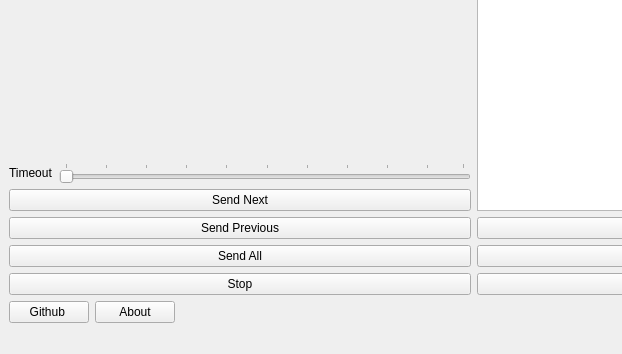
Qt form mainwindow.ui (MikhailBersenev/EANScannerEmu) before a commit; both pictures show x 0 to 622 and y 215 to 569 of the 947 by 569 pixel window.
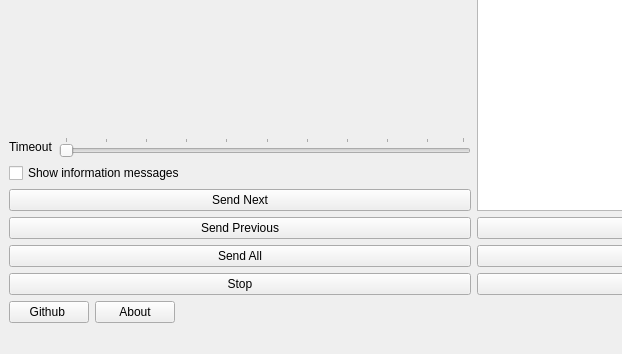
The same form after that commit. Icons and pictures are not drawn.

```diff
--- a/mainwindow.ui
+++ b/mainwindow.ui
@@ -54,6 +54,13 @@
         </item>
        </layout>
       </item>
+      <item>
+       <widget class="QCheckBox" name="MessagesCheckBox">
+        <property name="text">
+         <string>Show information messages</string>
+        </property>
+       </widget>
+      </item>
       <item>
        <widget class="QPushButton" name="SendNextButton">
         <property name="text">
```
Left out of the diff: 2 changed lines with no effect on the pictures.
